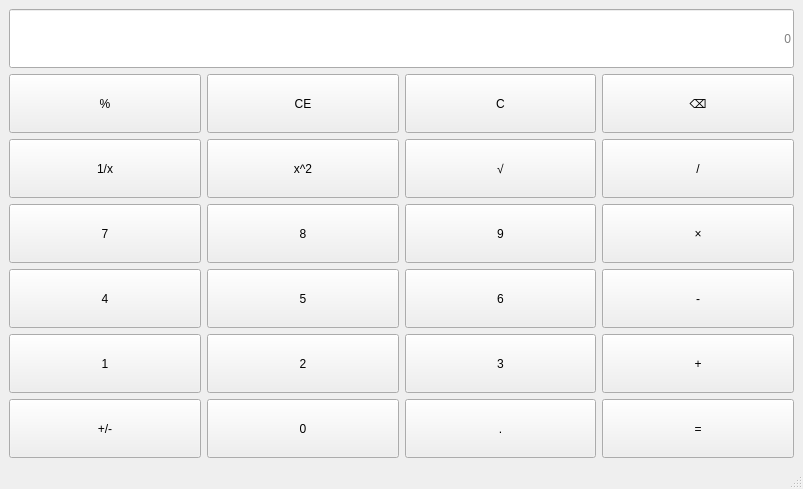
Old version of the form mainwindow.ui in the repository lyppppppppp/QtCourse.
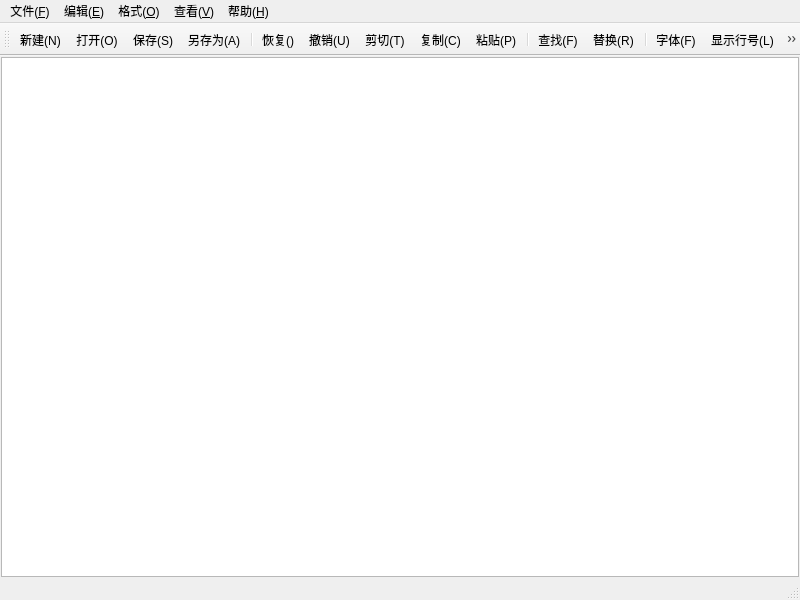
New version of the form. Icons and pictures are not drawn. Custom widgets are drawn as their Qt base class.

What changed in the file:
```diff
--- a/mainwindow.ui
+++ b/mainwindow.ui
@@ -2,359 +2,36 @@
 <ui version="4.0">
  <class>MainWindow</class>
  <widget class="QMainWindow" name="MainWindow">
-  <property name="enabled">
-   <bool>true</bool>
-  </property>
   <property name="geometry">
    <rect>
     <x>0</x>
     <y>0</y>
-    <width>803</width>
-    <height>489</height>
+    <width>800</width>
+    <height>600</height>
    </rect>
   </property>
-  <property name="sizePolicy">
-   <sizepolicy hsizetype="Expanding" vsizetype="Expanding">
-    <horstretch>1</horstretch>
-    <verstretch>1</verstretch>
-   </sizepolicy>
-  </property>
   <property name="windowTitle">
    <string>计算机-刘宇鹏-2023414290424</string>
   </property>
   <widget class="QWidget" name="centralwidget">
    <layout class="QHBoxLayout" name="horizontalLayout">
+    <property name="spacing">
+     <number>0</number>
+    </property>
+    <property name="leftMargin">
+     <number>1</number>
+    </property>
+    <property name="topMargin">
+     <number>1</number>
+    </property>
+    <property name="rightMargin">
+     <number>1</number>
+    </property>
+    <property name="bottomMargin">
+     <number>1</number>
+    </property>
     <item>
-     <layout class="QGridLayout" name="gridLayout">
-      <item row="5" column="0">
-       <widget class="QPushButton" name="btnNum4">
-        <property name="sizePolicy">
-         <sizepolicy hsizetype="Expanding" vsizetype="Expanding">
-          <horstretch>0</horstretch>
-          <verstretch>0</verstretch>
-         </sizepolicy>
-        </property>
-        <property name="text">
-         <string>4</string>
-        </property>
-       </widget>
-      </item>
-      <item row="4" column="2">
-       <widget class="QPushButton" name="btnNum9">
-        <property name="sizePolicy">
-         <sizepolicy hsizetype="Expanding" vsizetype="Expanding">
-          <horstretch>0</horstretch>
-          <verstretch>0</verstretch>
-         </sizepolicy>
-        </property>
-        <property name="text">
-         <string>9</string>
-        </property>
-       </widget>
-      </item>
-      <item row="4" column="0">
-       <widget class="QPushButton" name="btnNum7">
-        <property name="sizePolicy">
-         <sizepolicy hsizetype="Expanding" vsizetype="Expanding">
-          <horstretch>0</horstretch>
-          <verstretch>0</verstretch>
-         </sizepolicy>
-        </property>
-        <property name="text">
-         <string>7</string>
-        </property>
-       </widget>
-      </item>
-      <item row="2" column="3">
-       <widget class="QPushButton" name="btnDel">
-        <property name="sizePolicy">
-         <sizepolicy hsizetype="Expanding" vsizetype="Expanding">
-          <horstretch>0</horstretch>
-          <verstretch>0</verstretch>
-         </sizepolicy>
-        </property>
-        <property name="text">
-         <string>⌫</string>
-        </property>
-       </widget>
-      </item>
-      <item row="2" column="1">
-       <widget class="QPushButton" name="CE">
-        <property name="sizePolicy">
-         <sizepolicy hsizetype="Expanding" vsizetype="Expanding">
-          <horstretch>0</horstretch>
-          <verstretch>0</verstretch>
-         </sizepolicy>
-        </property>
-        <property name="text">
-         <string>CE</string>
-        </property>
-       </widget>
-      </item>
-      <item row="2" column="2">
-       <widget class="QPushButton" name="btnClear">
-        <property name="sizePolicy">
-         <sizepolicy hsizetype="Expanding" vsizetype="Expanding">
-          <horstretch>0</horstretch>
-          <verstretch>0</verstretch>
-         </sizepolicy>
-        </property>
-        <property name="text">
-         <string>C</string>
-        </property>
-       </widget>
-      </item>
-      <item row="5" column="1">
-       <widget class="QPushButton" name="btnNum5">
-        <property name="sizePolicy">
-         <sizepolicy hsizetype="Expanding" vsizetype="Expanding">
-          <horstretch>0</horstretch>
-          <verstretch>0</verstretch>
-         </sizepolicy>
-        </property>
-        <property name="text">
-         <string>5</string>
-        </property>
-       </widget>
-      </item>
-      <item row="5" column="2">
-       <widget class="QPushButton" name="btnNum6">
-        <property name="sizePolicy">
-         <sizepolicy hsizetype="Expanding" vsizetype="Expanding">
-          <horstretch>0</horstretch>
-          <verstretch>0</verstretch>
-         </sizepolicy>
-        </property>
-        <property name="text">
-         <string>6</string>
-        </property>
-       </widget>
-      </item>
-      <item row="7" column="1">
-       <widget class="QPushButton" name="btnNum0">
-        <property name="sizePolicy">
-         <sizepolicy hsizetype="Expanding" vsizetype="Expanding">
-          <horstretch>0</horstretch>
-          <verstretch>0</verstretch>
-         </sizepolicy>
-        </property>
-        <property name="text">
-         <string>0</string>
-        </property>
-       </widget>
-      </item>
-      <item row="6" column="0">
-       <widget class="QPushButton" name="btnNum1">
-        <property name="sizePolicy">
-         <sizepolicy hsizetype="Expanding" vsizetype="Expanding">
-          <horstretch>0</horstretch>
-          <verstretch>0</verstretch>
-         </sizepolicy>
-        </property>
-        <property name="text">
-         <string>1</string>
-        </property>
-       </widget>
-      </item>
-      <item row="7" column="0">
-       <widget class="QPushButton" name="jiajian">
-        <property name="sizePolicy">
-         <sizepolicy hsizetype="Expanding" vsizetype="Expanding">
-          <horstretch>0</horstretch>
-          <verstretch>0</verstretch>
-         </sizepolicy>
-        </property>
-        <property name="text">
-         <string>+/-</string>
-        </property>
-       </widget>
-      </item>
-      <item row="3" column="2">
-       <widget class="QPushButton" name="btnSqrt">
-        <property name="sizePolicy">
-         <sizepolicy hsizetype="Expanding" vsizetype="Expanding">
-          <horstretch>0</horstretch>
-          <verstretch>0</verstretch>
-         </sizepolicy>
-        </property>
-        <property name="text">
-         <string>√</string>
-        </property>
-       </widget>
-      </item>
-      <item row="1" column="0" colspan="4">
-       <widget class="QLineEdit" name="display">
-        <property name="sizePolicy">
-         <sizepolicy hsizetype="Expanding" vsizetype="Expanding">
-          <horstretch>0</horstretch>
-          <verstretch>0</verstretch>
-         </sizepolicy>
-        </property>
-        <property name="alignment">
-         <set>Qt::AlignmentFlag::AlignRight|Qt::AlignmentFlag::AlignTrailing|Qt::AlignmentFlag::AlignVCenter</set>
-        </property>
-        <property name="placeholderText">
-         <string>0</string>
-        </property>
-       </widget>
-      </item>
-      <item row="3" column="0">
-       <widget class="QPushButton" name="btnInverse">
-        <property name="sizePolicy">
-         <sizepolicy hsizetype="Expanding" vsizetype="Expanding">
-          <horstretch>0</horstretch>
-          <verstretch>0</verstretch>
-         </sizepolicy>
-        </property>
-        <property name="text">
-         <string>1/x</string>
-        </property>
-       </widget>
-      </item>
-      <item row="5" column="3">
-       <widget class="QPushButton" name="btnMinus">
-        <property name="sizePolicy">
-         <sizepolicy hsizetype="Expanding" vsizetype="Expanding">
-          <horstretch>0</horstretch>
-          <verstretch>0</verstretch>
-         </sizepolicy>
-        </property>
-        <property name="text">
-         <string>-</string>
-        </property>
-       </widget>
-      </item>
-      <item row="2" column="0">
-       <widget class="QPushButton" name="btnPercentage">
-        <property name="sizePolicy">
-         <sizepolicy hsizetype="Expanding" vsizetype="Expanding">
-          <horstretch>0</horstretch>
-          <verstretch>0</verstretch>
-         </sizepolicy>
-        </property>
-        <property name="text">
-         <string>%</string>
-        </property>
-       </widget>
-      </item>
-      <item row="6" column="3">
-       <widget class="QPushButton" name="btnPlus">
-        <property name="sizePolicy">
-         <sizepolicy hsizetype="Expanding" vsizetype="Expanding">
-          <horstretch>0</horstretch>
-          <verstretch>0</verstretch>
-         </sizepolicy>
-        </property>
-        <property name="text">
-         <string>+</string>
-        </property>
-       </widget>
-      </item>
-      <item row="6" column="2">
-       <widget class="QPushButton" name="btnNum3">
-        <property name="sizePolicy">
-         <sizepolicy hsizetype="Expanding" vsizetype="Expanding">
-          <horstretch>0</horstretch>
-          <verstretch>0</verstretch>
-         </sizepolicy>
-        </property>
-        <property name="text">
-         <string>3</string>
-        </property>
-       </widget>
-      </item>
-      <item row="7" column="3">
-       <widget class="QPushButton" name="btnEqual">
-        <property name="sizePolicy">
-         <sizepolicy hsizetype="Expanding" vsizetype="Expanding">
-          <horstretch>0</horstretch>
-          <verstretch>0</verstretch>
-         </sizepolicy>
-        </property>
-        <property name="text">
-         <string>=</string>
-        </property>
-       </widget>
-      </item>
-      <item row="6" column="1">
-       <widget class="QPushButton" name="btnNum2">
-        <property name="sizePolicy">
-         <sizepolicy hsizetype="Expanding" vsizetype="Expanding">
-          <horstretch>0</horstretch>
-          <verstretch>0</verstretch>
-         </sizepolicy>
-        </property>
-        <property name="text">
-         <string>2</string>
-        </property>
-       </widget>
-      </item>
-      <item row="7" column="2">
-       <widget class="QPushButton" name="btnPeriod">
-        <property name="sizePolicy">
-         <sizepolicy hsizetype="Expanding" vsizetype="Expanding">
-          <horstretch>0</horstretch>
-          <verstretch>0</verstretch>
-         </sizepolicy>
-        </property>
-        <property name="text">
-         <string>.</string>
-        </property>
-       </widget>
-      </item>
-      <item row="3" column="3">
-       <widget class="QPushButton" name="btnDivide">
-        <property name="sizePolicy">
-         <sizepolicy hsizetype="Expanding" vsizetype="Expanding">
-          <horstretch>0</horstretch>
-          <verstretch>0</verstretch>
-         </sizepolicy>
-        </property>
-        <property name="text">
-         <string>/</string>
-        </property>
-       </widget>
-      </item>
-      <item row="4" column="3">
-       <widget class="QPushButton" name="btnMultiple">
-        <property name="sizePolicy">
-         <sizepolicy hsizetype="Expanding" vsizetype="Expanding">
-          <horstretch>0</horstretch>
-          <verstretch>0</verstretch>
-         </sizepolicy>
-        </property>
-        <property name="text">
-         <string>×</string>
-        </property>
-       </widget>
-      </item>
-      <item row="3" column="1">
-       <widget class="QPushButton" name="btnSquare">
-        <property name="sizePolicy">
-         <sizepolicy hsizetype="Expanding" vsizetype="Expanding">
-          <horstretch>0</horstretch>
-          <verstretch>0</verstretch>
-         </sizepolicy>
-        </property>
-        <property name="text">
-         <string>x^2</string>
-        </property>
-       </widget>
-      </item>
-      <item row="4" column="1">
-       <widget class="QPushButton" name="btnNum8">
-        <property name="sizePolicy">
-         <sizepolicy hsizetype="Expanding" vsizetype="Expanding">
-          <horstretch>0</horstretch>
-          <verstretch>0</verstretch>
-         </sizepolicy>
-        </property>
-        <property name="text">
-         <string>8</string>
-        </property>
-       </widget>
-      </item>
-     </layout>
+     <widget class="CodeEditor" name="textEdit"/>
     </item>
    </layout>
   </widget>
@@ -363,13 +40,454 @@
     <rect>
      <x>0</x>
      <y>0</y>
-     <width>803</width>
+     <width>800</width>
      <height>22</height>
     </rect>
    </property>
+   <widget class="QMenu" name="menu">
+    <property name="title">
+     <string>文件(&amp;F)</string>
+    </property>
+    <addaction name="actionNew"/>
+    <addaction name="actionOpen"/>
+    <addaction name="actionSave"/>
+    <addaction name="actionSaveAs"/>
+    <addaction name="separator"/>
+    <addaction name="actionExit"/>
+   </widget>
+   <widget class="QMenu" name="menu_E">
+    <property name="title">
+     <string>编辑(&amp;E)</string>
+    </property>
+    <addaction name="actionRedo"/>
+    <addaction name="actionUndo"/>
+    <addaction name="actionCut"/>
+    <addaction name="actionCopy"/>
+    <addaction name="actionPaste"/>
+    <addaction name="separator"/>
+    <addaction name="actionFind"/>
+    <addaction name="actionReplace"/>
+    <addaction name="separator"/>
+    <addaction name="actionSelectAll"/>
+   </widget>
+   <widget class="QMenu" name="menu_O">
+    <property name="title">
+     <string>格式(&amp;O)</string>
+    </property>
+    <addaction name="actionFont"/>
+    <addaction name="actionDisplayLineNumber"/>
+    <addaction name="actionLineWrap"/>
+    <addaction name="actionFontColor"/>
+    <addaction name="separator"/>
+    <addaction name="actionFontBackgroundColor"/>
+    <addaction name="actionEditorBackgroundColor"/>
+   </widget>
+   <widget class="QMenu" name="menu_V">
+    <property name="title">
+     <string>查看(&amp;V)</string>
+    </property>
+    <addaction name="actionToolbar"/>
+    <addaction name="actionStatusbar"/>
+   </widget>
+   <widget class="QMenu" name="menu_H">
+    <property name="title">
+     <string>帮助(&amp;H)</string>
+    </property>
+    <addaction name="actionAbout"/>
+   </widget>
+   <addaction name="menu"/>
+   <addaction name="menu_E"/>
+   <addaction name="menu_O"/>
+   <addaction name="menu_V"/>
+   <addaction name="menu_H"/>
   </widget>
   <widget class="QStatusBar" name="statusbar"/>
+  <widget class="QToolBar" name="toolBar">
+   <property name="windowTitle">
+    <string>toolBar</string>
+   </property>
+   <attribute name="toolBarArea">
+    <enum>TopToolBarArea</enum>
+   </attribute>
+   <attribute name="toolBarBreak">
+    <bool>false</bool>
+   </attribute>
+   <addaction name="actionNew"/>
+   <addaction name="actionOpen"/>
+   <addaction name="actionSave"/>
+   <addaction name="actionSaveAs"/>
+   <addaction name="separator"/>
+   <addaction name="actionRedo"/>
+   <addaction name="actionUndo"/>
+   <addaction name="actionCut"/>
+   <addaction name="actionCopy"/>
+   <addaction name="actionPaste"/>
+   <addaction name="separator"/>
+   <addaction name="actionFind"/>
+   <addaction name="actionReplace"/>
+   <addaction name="separator"/>
+   <addaction name="actionFont"/>
+   <addaction name="actionDisplayLineNumber"/>
+   <addaction name="actionLineWrap"/>
+   <addaction name="separator"/>
+   <addaction name="actionToolbar"/>
+   <addaction name="actionStatusbar"/>
+  </widget>
+  <action name="actionNew">
+   <property name="icon">
+    <iconset resource="res.qrc">
+     <normaloff>:/img/new.svg</normaloff>:/img/new.svg</iconset>
+   </property>
+   <property name="text">
+    <string>新建(&amp;N)</string>
+   </property>
+   <property name="toolTip">
+    <string>新建</string>
+   </property>
+   <property name="shortcut">
+    <string>Ctrl+N</string>
+   </property>
+   <property name="menuRole">
+    <enum>QAction::MenuRole::NoRole</enum>
+   </property>
+  </action>
+  <action name="actionFontBackgroundColor">
+   <property name="text">
+    <string>字体背景色</string>
+   </property>
+   <property name="toolTip">
+    <string>字体背景色</string>
+   </property>
+   <property name="menuRole">
+    <enum>QAction::MenuRole::NoRole</enum>
+   </property>
+  </action>
+  <action name="actionEditorBackgroundColor">
+   <property name="text">
+    <string>编辑器背景色</string>
+   </property>
+   <property name="toolTip">
+    <string>设置编辑器背景色</string>
+   </property>
+   <property name="menuRole">
+    <enum>QAction::MenuRole::NoRole</enum>
+   </property>
+  </action>
+  <action name="actionFontColor">
+   <property name="text">
+    <string>字体颜色</string>
+   </property>
+   <property name="toolTip">
+    <string>设置字体颜色</string>
+   </property>
+   <property name="menuRole">
+    <enum>QAction::MenuRole::NoRole</enum>
+   </property>
+  </action>
+  <action name="actionDisplayLineNumber">
+   <property name="checkable">
+    <bool>true</bool>
+   </property>
+   <property name="icon">
+    <iconset resource="res.qrc">
+     <normaloff>:/img/linenumber.svg</normaloff>:/img/linenumber.svg</iconset>
+   </property>
+   <property name="text">
+    <string>显示行号(&amp;L)</string>
+   </property>
+   <property name="toolTip">
+    <string>显示行号</string>
+   </property>
+   <property name="shortcut">
+    <string>Ctrl+L</string>
+   </property>
+   <property name="menuRole">
+    <enum>QAction::MenuRole::NoRole</enum>
+   </property>
+  </action>
+  <action name="actionAbout">
+   <property name="text">
+    <string>关于(&amp;A)</string>
+   </property>
+   <property name="toolTip">
+    <string>关于</string>
+   </property>
+   <property name="menuRole">
+    <enum>QAction::MenuRole::NoRole</enum>
+   </property>
+  </action>
+  <action name="actionSelectAll">
+   <property name="text">
+    <string>全选(&amp;A)</string>
+   </property>
+   <property name="toolTip">
+    <string>全选</string>
+   </property>
+   <property name="shortcut">
+    <string>Ctrl+V</string>
+   </property>
+   <property name="menuRole">
+    <enum>QAction::MenuRole::NoRole</enum>
+   </property>
+  </action>
+  <action name="actionRedo">
+   <property name="icon">
+    <iconset resource="res.qrc">
+     <normaloff>:/img/redo.png</normaloff>:/img/redo.png</iconset>
+   </property>
+   <property name="text">
+    <string>恢复(&amp;)</string>
+   </property>
+   <property name="toolTip">
+    <string>恢复</string>
+   </property>
+   <property name="shortcut">
+    <string>Ctrl+Shift+Z</string>
+   </property>
+   <property name="menuRole">
+    <enum>QAction::MenuRole::NoRole</enum>
+   </property>
+  </action>
+  <action name="actionStatusbar">
+   <property name="icon">
+    <iconset resource="res.qrc">
+     <normaloff>:/img/status.png</normaloff>:/img/status.png</iconset>
+   </property>
+   <property name="text">
+    <string>状态栏($S)</string>
+   </property>
+   <property name="toolTip">
+    <string>状态栏</string>
+   </property>
+   <property name="menuRole">
+    <enum>QAction::MenuRole::NoRole</enum>
+   </property>
+  </action>
+  <action name="actionToolbar">
+   <property name="icon">
+    <iconset resource="res.qrc">
+     <normaloff>:/img/tool.png</normaloff>:/img/tool.png</iconset>
+   </property>
+   <property name="text">
+    <string>工具栏(T)</string>
+   </property>
+   <property name="toolTip">
+    <string>工具栏</string>
+   </property>
+   <property name="menuRole">
+    <enum>QAction::MenuRole::NoRole</enum>
+   </property>
+  </action>
+  <action name="actionLineWrap">
+   <property name="icon">
+    <iconset resource="res.qrc">
+     <normaloff>:/img/wrap.png</normaloff>:/img/wrap.png</iconset>
+   </property>
+   <property name="text">
+    <string>自动换行(&amp;W)</string>
+   </property>
+   <property name="toolTip">
+    <string>自动换行</string>
+   </property>
+   <property name="menuRole">
+    <enum>QAction::MenuRole::NoRole</enum>
+   </property>
+  </action>
+  <action name="actionFont">
+   <property name="icon">
+    <iconset resource="res.qrc">
+     <normaloff>:/img/font.png</normaloff>:/img/font.png</iconset>
+   </property>
+   <property name="text">
+    <string>字体(&amp;F)</string>
+   </property>
+   <property name="toolTip">
+    <string>字体</string>
+   </property>
+   <property name="menuRole">
+    <enum>QAction::MenuRole::NoRole</enum>
+   </property>
+  </action>
+  <action name="actionReplace">
+   <property name="icon">
+    <iconset resource="res.qrc">
+     <normaloff>:/img/replace.png</normaloff>:/img/replace.png</iconset>
+   </property>
+   <property name="text">
+    <string>替换(&amp;R)</string>
+   </property>
+   <property name="toolTip">
+    <string>替换</string>
+   </property>
+   <property name="shortcut">
+    <string>Ctrl+H</string>
+   </property>
+   <property name="menuRole">
+    <enum>QAction::MenuRole::NoRole</enum>
+   </property>
+  </action>
+  <action name="actionFind">
+   <property name="icon">
+    <iconset resource="res.qrc">
+     <normaloff>:/img/find.png</normaloff>:/img/find.png</iconset>
+   </property>
+   <property name="text">
+    <string>查找(&amp;F)</string>
+   </property>
+   <property name="toolTip">
+    <string>查找</string>
+   </property>
+   <property name="shortcut">
+    <string>Ctrl+F</string>
+   </property>
+   <property name="menuRole">
+    <enum>QAction::MenuRole::NoRole</enum>
+   </property>
+  </action>
+  <action name="actionPaste">
+   <property name="icon">
+    <iconset resource="res.qrc">
+     <normaloff>:/img/paste.png</normaloff>:/img/paste.png</iconset>
+   </property>
+   <property name="text">
+    <string>粘贴(&amp;P)</string>
+   </property>
+   <property name="toolTip">
+    <string>粘贴</string>
+   </property>
+   <property name="shortcut">
+    <string>Ctrl+V</string>
+   </property>
+   <property name="menuRole">
+    <enum>QAction::MenuRole::NoRole</enum>
+   </property>
+  </action>
+  <action name="actionCopy">
+   <property name="icon">
+    <iconset resource="res.qrc">
+     <normaloff>:/img/copy.png</normaloff>:/img/copy.png</iconset>
+   </property>
+   <property name="text">
+    <string>复制(&amp;C)</string>
+   </property>
+   <property name="toolTip">
+    <string>复制</string>
+   </property>
+   <property name="shortcut">
+    <string>Ctrl+C</string>
+   </property>
+   <property name="menuRole">
+    <enum>QAction::MenuRole::NoRole</enum>
+   </property>
+  </action>
+  <action name="actionCut">
+   <property name="icon">
+    <iconset resource="res.qrc">
+     <normaloff>:/img/cut.png</normaloff>:/img/cut.png</iconset>
+   </property>
+   <property name="text">
+    <string>剪切(&amp;T)</string>
+   </property>
+   <property name="toolTip">
+    <string>剪切</string>
+   </property>
+   <property name="shortcut">
+    <string>Ctrl+X</string>
+   </property>
+   <property name="menuRole">
+    <enum>QAction::MenuRole::NoRole</enum>
+   </property>
+  </action>
+  <action name="actionUndo">
+   <property name="icon">
+    <iconset resource="res.qrc">
+     <normaloff>:/img/undo.png</normaloff>:/img/undo.png</iconset>
+   </property>
+   <property name="text">
+    <string>撤销(&amp;U)</string>
+   </property>
+   <property name="toolTip">
+    <string>撤销</string>
+   </property>
+   <property name="shortcut">
+    <string>Ctrl+Z</string>
+   </property>
+   <property name="menuRole">
+    <enum>QAction::MenuRole::NoRole</enum>
+   </property>
+  </action>
+  <action name="actionExit">
+   <property name="text">
+    <string>退出(&amp;X)</string>
+   </property>
+   <property name="toolTip">
+    <string>退出</string>
+   </property>
+   <property name="menuRole">
+    <enum>QAction::MenuRole::NoRole</enum>
+   </property>
+  </action>
+  <action name="actionSaveAs">
+   <property name="icon">
+    <iconset resource="res.qrc">
+     <normaloff>:/img/saveas.png</normaloff>:/img/saveas.png</iconset>
+   </property>
+   <property name="text">
+    <string>另存为(&amp;A)</string>
+   </property>
+   <property name="toolTip">
+    <string>另存为</string>
+   </property>
+   <property name="menuRole">
+    <enum>QAction::MenuRole::NoRole</enum>
+   </property>
+  </action>
+  <action name="actionSave">
+   <property name="icon">
+    <iconset resource="res.qrc">
+     <normaloff>:/img/save.png</normaloff>:/img/save.png</iconset>
+   </property>
+   <property name="text">
+    <string>保存(&amp;S)</string>
+   </property>
+   <property name="toolTip">
+    <string>保存</string>
+   </property>
+   <property name="shortcut">
+    <string>Ctrl+S</string>
+   </property>
+   <property name="menuRole">
+    <enum>QAction::MenuRole::NoRole</enum>
+   </property>
+  </action>
+  <action name="actionOpen">
+   <property name="icon">
+    <iconset resource="res.qrc">
+     <normaloff>:/img/open.png</normaloff>:/img/open.png</iconset>
+   </property>
+   <property name="text">
+    <string>打开(&amp;O)</string>
+   </property>
+   <property name="toolTip">
+    <string>打开</string>
+   </property>
+   <property name="shortcut">
+    <string>Ctrl+O</string>
+   </property>
+   <property name="menuRole">
+    <enum>QAction::MenuRole::NoRole</enum>
+   </property>
+  </action>
  </widget>
- <resources/>
+ <customwidgets>
+  <customwidget>
+   <class>CodeEditor</class>
+   <extends>QPlainTextEdit</extends>
+   <header location="global">codeeditor.h</header>
+  </customwidget>
+ </customwidgets>
+ <resources>
+  <include location="res.qrc"/>
+ </resources>
  <connections/>
 </ui>
```
Left out of the diff: 2 changed lines with no effect on the pictures.
